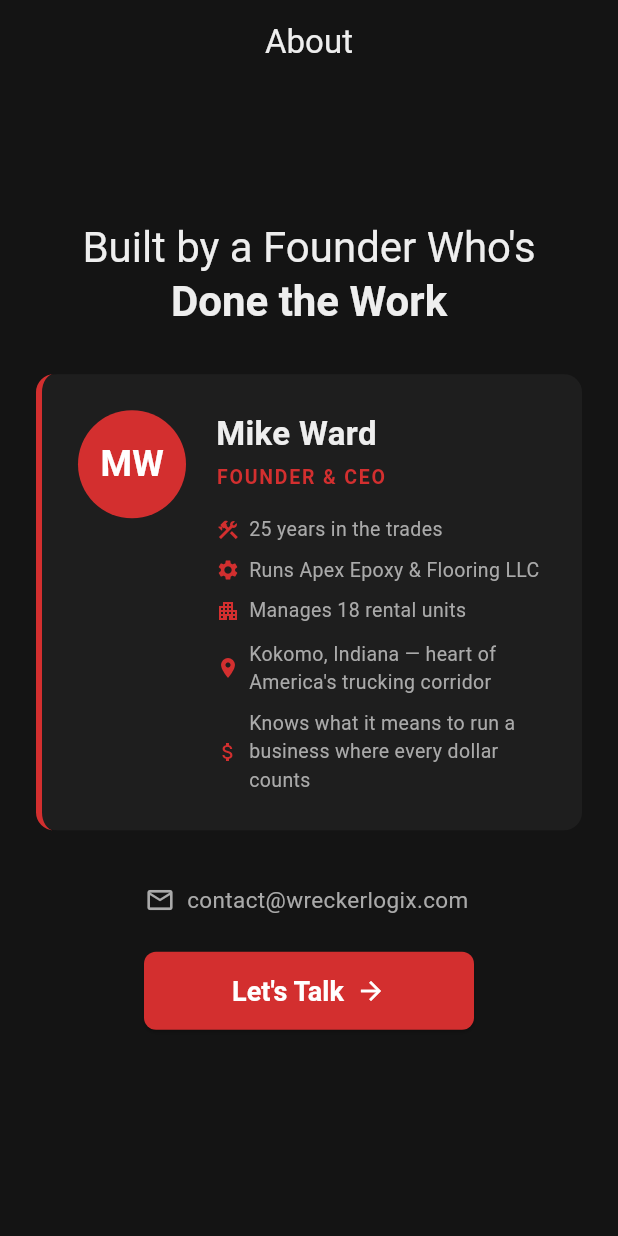
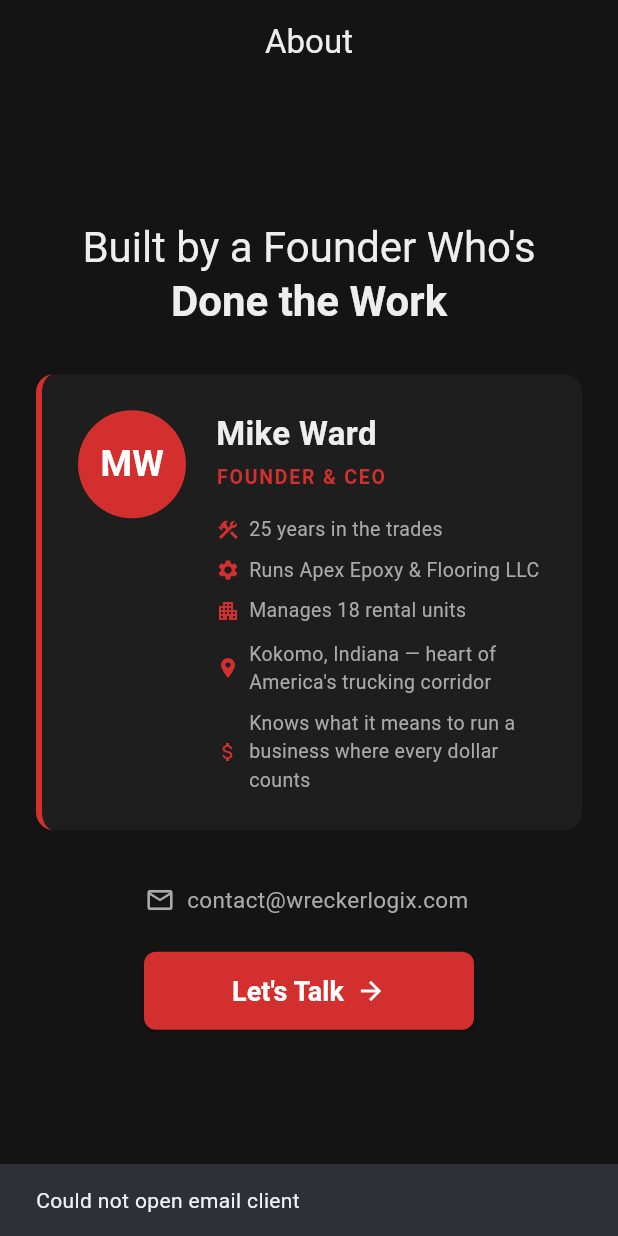
Before and after one commit to mward5710-byte/Wreckerlogix, a Flutter app: the FounderScreen screen opened by its route, after a tap on "Let's Talk", on a phone screen of 412 x 824 dp. Run offline on Flutter 3.47's test engine with Material 3 defaults, Android fonts, the phone set to English and light mode, and no system bars; our stand-ins replace go_router.

Commit message:
Add error handling for email launch with user-friendly SnackBar feedback
Agent-Logs-Url: https://github.com/mward5710-byte/Wreckerlogix/sessions/dc183727-4bd3-4cdc-94af-5d294f0b77c3

Co-authored-by: mward5710-byte <276026924+mward5710-byte@users.noreply.github.com>

```diff
--- a/lib/core/screens/founder_screen.dart
+++ b/lib/core/screens/founder_screen.dart
@@ -174,7 +174,8 @@ class FounderScreen extends StatelessWidget {
   // ──────────────────────────── CTA Button ──────────────────────
 
   Widget _buildLetsTalkButton() {
-    return SizedBox(
+    return Builder(
+      builder: (context) => SizedBox(
         width: 220,
         height: 52,
         child: ElevatedButton(
@@ -189,7 +190,7 @@ class FounderScreen extends StatelessWidget {
               fontWeight: FontWeight.bold,
             ),
           ),
-        onPressed: _launchEmail,
+          onPressed: () => _launchEmail(context),
           child: const Row(
             mainAxisAlignment: MainAxisAlignment.center,
             children: [
@@ -199,15 +200,30 @@ class FounderScreen extends StatelessWidget {
             ],
           ),
         ),
+      ),
     );
   }
 
   // ──────────────────────────── Actions ─────────────────────────
 
-  Future<void> _launchEmail() async {
+  Future<void> _launchEmail(BuildContext context) async {
     final uri = Uri(scheme: 'mailto', path: _contactEmail);
+    try {
       if (await canLaunchUrl(uri)) {
         await launchUrl(uri);
+      } else {
+        if (context.mounted) {
+          ScaffoldMessenger.of(context).showSnackBar(
+            const SnackBar(content: Text('Could not open email client')),
+          );
+        }
+      }
+    } catch (_) {
+      if (context.mounted) {
+        ScaffoldMessenger.of(context).showSnackBar(
+          const SnackBar(content: Text('Could not open email client')),
+        );
+      }
     }
   }
 }
```
Lines whose indentation alone changed are shown as unchanged.
